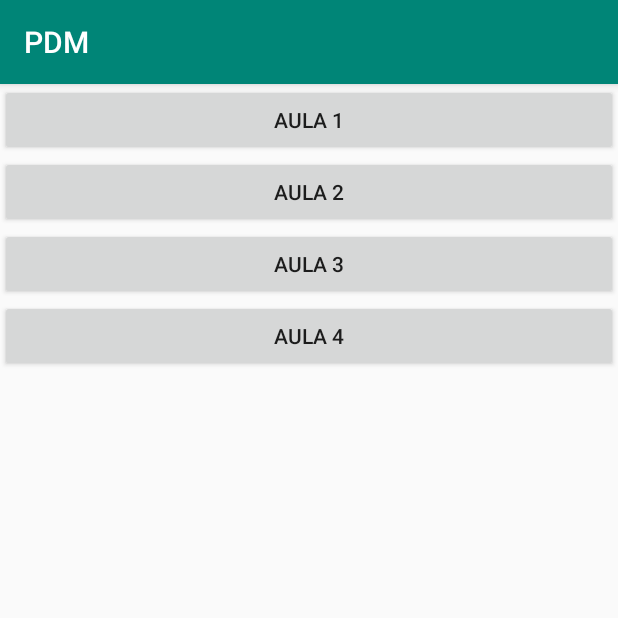
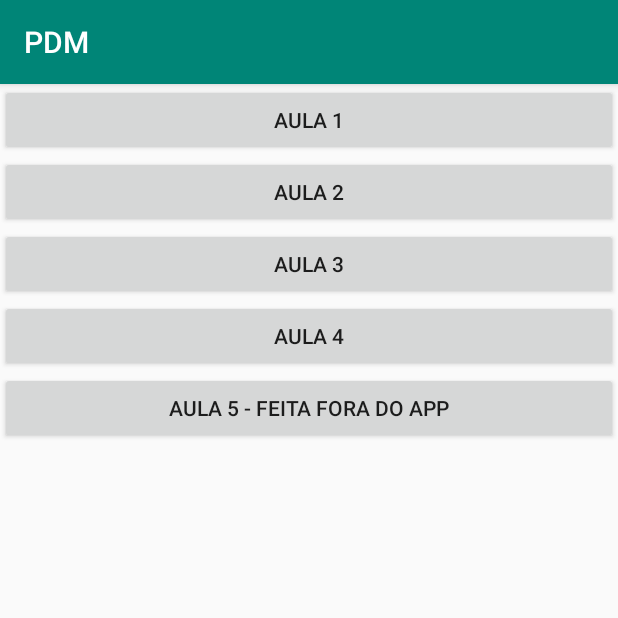
Before and after one commit to DarthPellegrini/PDM, an Android app: the screen it shows after launch (MainActivity), on a phone screen of 412 x 824 dp, the top half of it. Run offline under Robolectric (Android 15) with nearby library versions, the phone set to English and light mode, and no system bars.

Commit message:
Aula 4 e 5 done

```diff
--- a/app/src/main/java/com/m78159/pdm/MainActivity.java
+++ b/app/src/main/java/com/m78159/pdm/MainActivity.java
@@ -37,4 +37,5 @@ public class MainActivity extends AppCompatActivity {
         startActivity(intent);
 
     }
+
 }
--- a/app/src/main/res/layout/activity_main.xml
+++ b/app/src/main/res/layout/activity_main.xml
@@ -31,5 +31,10 @@
         android:onClick="aula4Click"
         android:text="AULA 4" />
 
+    <Button
+        android:layout_width="match_parent"
+        android:layout_height="wrap_content"
+        android:text="AULA 5 - feita fora do App" />
+
 
 </LinearLayout>
```
